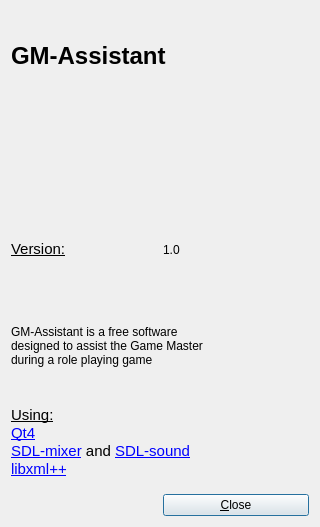
Qt form sources/windows/AboutDialog.ui (ViviCoder/GM-Assistant) before a commit.
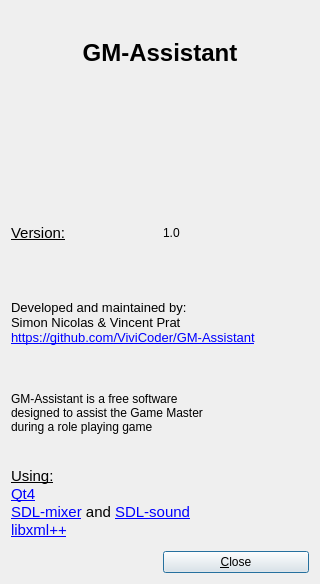
The same form after that commit. Icons and pictures are not drawn.

Patch:
```diff
--- a/sources/windows/AboutDialog.ui
+++ b/sources/windows/AboutDialog.ui
@@ -10,7 +10,7 @@
     <x>0</x>
     <y>0</y>
     <width>320</width>
-    <height>527</height>
+    <height>584</height>
    </rect>
   </property>
   <property name="windowTitle">
@@ -28,6 +28,9 @@
 &lt;/style&gt;&lt;/head&gt;&lt;body style=&quot; font-family:'Ubuntu'; font-size:11pt; font-weight:400; font-style:normal;&quot;&gt;
 &lt;p style=&quot; margin-top:0px; margin-bottom:0px; margin-left:0px; margin-right:0px; -qt-block-indent:0; text-indent:0px;&quot;&gt;&lt;span style=&quot; font-size:18pt; font-weight:600;&quot;&gt;GM-Assistant&lt;/span&gt;&lt;/p&gt;&lt;/body&gt;&lt;/html&gt;</string>
        </property>
+       <property name="alignment">
+        <set>Qt::AlignCenter</set>
+       </property>
       </widget>
      </item>
      <item row="2" column="0">
@@ -48,7 +51,7 @@
        </property>
       </widget>
      </item>
-     <item row="3" column="0" colspan="2">
+     <item row="4" column="0" colspan="2">
       <widget class="QLabel" name="labelDescribe">
        <property name="text">
         <string>GM-Assistant is a free software
@@ -57,7 +60,7 @@
        </property>
       </widget>
      </item>
-     <item row="4" column="0" colspan="2">
+     <item row="5" column="0" colspan="2">
       <widget class="QLabel" name="labelLibs">
        <property name="text">
         <string>&lt;!DOCTYPE HTML PUBLIC &quot;-//W3C//DTD HTML 4.0//EN&quot; &quot;http://www.w3.org/TR/REC-html40/strict.dtd&quot;&gt;
@@ -71,7 +74,7 @@
        </property>
       </widget>
      </item>
-     <item row="5" column="1">
+     <item row="6" column="1">
       <widget class="QPushButton" name="pushClose">
        <property name="text">
         <string>&amp;Close</string>
@@ -91,6 +94,19 @@
        </property>
       </widget>
      </item>
+     <item row="3" column="0" colspan="2">
+      <widget class="QLabel" name="labelDev">
+       <property name="text">
+        <string>&lt;!DOCTYPE HTML PUBLIC &quot;-//W3C//DTD HTML 4.0//EN&quot; &quot;http://www.w3.org/TR/REC-html40/strict.dtd&quot;&gt;
+&lt;html&gt;&lt;head&gt;&lt;meta name=&quot;qrichtext&quot; content=&quot;1&quot; /&gt;&lt;style type=&quot;text/css&quot;&gt;
+p, li { white-space: pre-wrap; }
+&lt;/style&gt;&lt;/head&gt;&lt;body style=&quot; font-family:'Sans'; font-size:10pt; font-weight:400; font-style:normal;&quot;&gt;
+&lt;p style=&quot; margin-top:0px; margin-bottom:0px; margin-left:0px; margin-right:0px; -qt-block-indent:0; text-indent:0px;&quot;&gt;Developed and maintained by:&lt;/p&gt;
+&lt;p style=&quot; margin-top:0px; margin-bottom:0px; margin-left:0px; margin-right:0px; -qt-block-indent:0; text-indent:0px;&quot;&gt;Simon Nicolas &amp;amp; Vincent Prat&lt;/p&gt;
+&lt;p style=&quot; margin-top:0px; margin-bottom:0px; margin-left:0px; margin-right:0px; -qt-block-indent:0; text-indent:0px;&quot;&gt;&lt;a href=&quot;https://github.com/ViviCoder/GM-Assistant&quot;&gt;&lt;span style=&quot; text-decoration: underline; color:#0000ff;&quot;&gt;https://github.com/ViviCoder/GM-Assistant&lt;/span&gt;&lt;/a&gt;&lt;/p&gt;&lt;/body&gt;&lt;/html&gt;</string>
+       </property>
+      </widget>
+     </item>
     </layout>
    </item>
   </layout>
```
Left out of the diff: 2 changed lines with no effect on the pictures.
